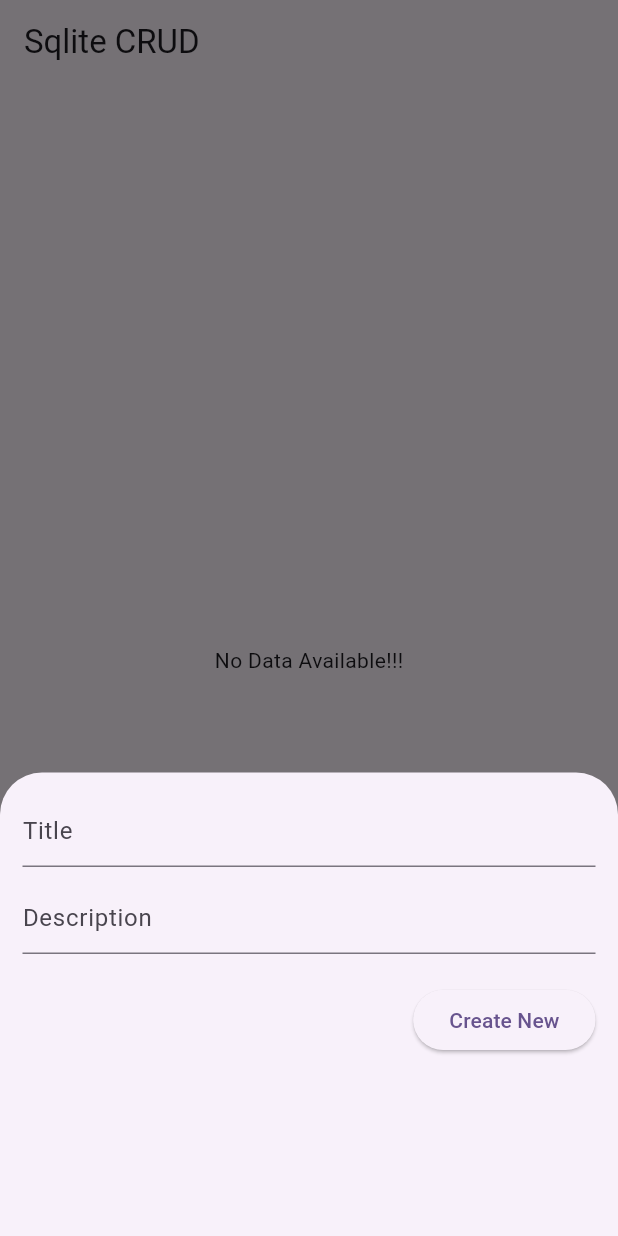
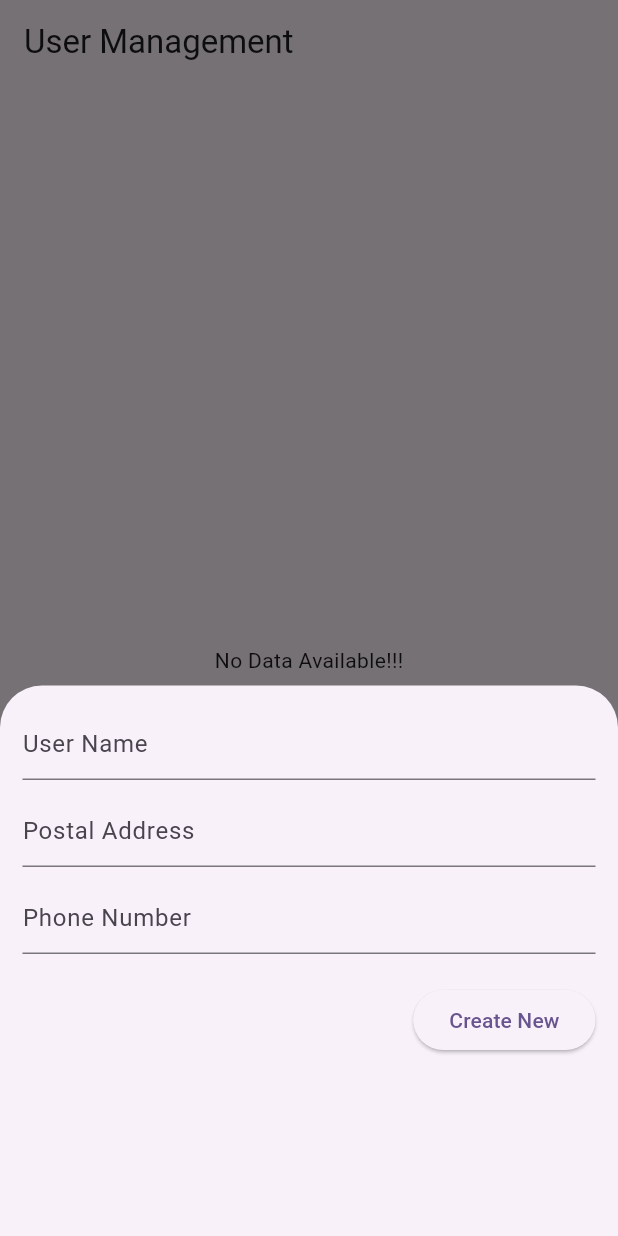
Before and after one commit to adityap333/NamasteJavascript, a Flutter app: the screen it shows after launch, after a tap on the "add" icon, on a phone screen of 412 x 824 dp. Run offline on Flutter 3.47's test engine with Material 2 defaults, Android fonts, the phone set to English and light mode, and no system bars; our stand-ins replace sqflite; accounts and stored records are empty.

Commit message:
added phone number

```diff
--- a/sqlitecrud/lib/database_helper.dart
+++ b/sqlitecrud/lib/database_helper.dart
@@ -5,19 +5,17 @@ class DatabaseHelper {
   static Future<void> createTables(sql.Database database) async {
     await database.execute("""CREATE TABLE items(
         id INTEGER PRIMARY KEY AUTOINCREMENT NOT NULL,
-        title TEXT,
-        description TEXT,
+        userName TEXT,
+        postalAddress TEXT,
+        phoneNumber TEXT,
         createdAt TIMESTAMP NOT NULL DEFAULT CURRENT_TIMESTAMP
       )
       """);
   }
-// id: the id of a item
-// title, description: name and description of your activity
-// created_at: the time that the item was created. It will be automatically handled by SQLite
 
   static Future<sql.Database> db() async {
     return sql.openDatabase(
-      'nabindhakal.db',
+      'userManagement_2.db',
       version: 1,
       onCreate: (sql.Database database, int version) async {
         await createTables(database);
@@ -26,10 +24,15 @@ class DatabaseHelper {
   }
 
   // Create new item
-  static Future<int> createItem(String? title, String? descrption) async {
+  static Future<int> createItem(
+      String? userName, String? postalAddress, String? phoneNumber) async {
     final db = await DatabaseHelper.db();
 
-    final data = {'title': title, 'description': descrption};
+    final data = {
+      'userName': userName,
+      'postalAddress': postalAddress,
+      'phoneNumber': phoneNumber
+    };
     final id = await db.insert('items', data,
         conflictAlgorithm: sql.ConflictAlgorithm.replace);
     return id;
@@ -49,13 +52,14 @@ class DatabaseHelper {
   }
 
   // Update an item by id
-  static Future<int> updateItem(
-      int id, String title, String? descrption) async {
+  static Future<int> updateItem(int id, String userName, String? postalAddress,
+      String? phoneNumber) async {
     final db = await DatabaseHelper.db();
 
     final data = {
-      'title': title,
-      'description': descrption,
+      'userName': userName,
+      'postalAddress': postalAddress,
+      'phoneNumber': phoneNumber,
       'createdAt': DateTime.now().toString()
     };
 
--- a/sqlitecrud/lib/homepage.dart
+++ b/sqlitecrud/lib/homepage.dart
@@ -28,8 +28,10 @@ class _HomePageState extends State<HomePage> {
     _refreshData(); // Loading the data when the app starts
   }
 
-  final TextEditingController _titleController = TextEditingController();
-  final TextEditingController _descriptionController = TextEditingController();
+  final TextEditingController _userNameController = TextEditingController();
+  final TextEditingController _postalAddressController =
+      TextEditingController();
+  final TextEditingController _phoneNumberController = TextEditingController();
 
   // This function will be triggered when the floating button is pressed
   // It will also be triggered when you want to update an item
@@ -38,8 +40,9 @@ class _HomePageState extends State<HomePage> {
       // id == null -> create new item
       // id != null -> update an existing item
       final existingData = myData.firstWhere((element) => element['id'] == id);
-      _titleController.text = existingData['title'];
-      _descriptionController.text = existingData['description'];
+      _userNameController.text = existingData['userName'];
+      _postalAddressController.text = existingData['postalAddress'];
+      _phoneNumberController.text = existingData['phoneNumber'];
     }
 
     showModalBottomSheet(
@@ -59,15 +62,23 @@ class _HomePageState extends State<HomePage> {
                 crossAxisAlignment: CrossAxisAlignment.end,
                 children: [
                   TextField(
-                    controller: _titleController,
-                    decoration: const InputDecoration(hintText: 'Title'),
+                    controller: _userNameController,
+                    decoration: const InputDecoration(hintText: 'User Name'),
                   ),
                   const SizedBox(
                     height: 10,
                   ),
                   TextField(
-                    controller: _descriptionController,
-                    decoration: const InputDecoration(hintText: 'Description'),
+                    controller: _postalAddressController,
+                    decoration:
+                        const InputDecoration(hintText: 'Postal Address'),
+                  ),
+                  const SizedBox(
+                    height: 10,
+                  ),
+                  TextField(
+                    controller: _phoneNumberController,
+                    decoration: const InputDecoration(hintText: 'Phone Number'),
                   ),
                   const SizedBox(
                     height: 20,
@@ -84,8 +95,9 @@ class _HomePageState extends State<HomePage> {
                       }
 
                       // Clear the text fields
-                      _titleController.text = '';
-                      _descriptionController.text = '';
+                      _userNameController.text = '';
+                      _postalAddressController.text = '';
+                      _phoneNumberController.text = '';
 
                       // Close the bottom sheet
                       Navigator.of(context).pop();
@@ -99,15 +111,15 @@ class _HomePageState extends State<HomePage> {
 
 // Insert a new data to the database
   Future<void> addItem() async {
-    await DatabaseHelper.createItem(
-        _titleController.text, _descriptionController.text);
+    await DatabaseHelper.createItem(_userNameController.text,
+        _postalAddressController.text, _phoneNumberController.text);
     _refreshData();
   }
 
   // Update an existing data
   Future<void> updateItem(int id) async {
-    await DatabaseHelper.updateItem(
-        id, _titleController.text, _descriptionController.text);
+    await DatabaseHelper.updateItem(id, _userNameController.text,
+        _postalAddressController.text, _phoneNumberController.text);
     _refreshData();
   }
 
@@ -123,7 +135,7 @@ class _HomePageState extends State<HomePage> {
   Widget build(BuildContext context) {
     return Scaffold(
       appBar: AppBar(
-        title: const Text('Sqlite CRUD'),
+        title: const Text('User Management'),
       ),
       body: _isLoading
           ? const Center(
@@ -137,8 +149,10 @@ class _HomePageState extends State<HomePage> {
                     color: index % 2 == 0 ? Colors.green : Colors.green[200],
                     margin: const EdgeInsets.all(15),
                     child: ListTile(
-                        title: Text(myData[index]['title']),
-                        subtitle: Text(myData[index]['description']),
+                        title: Text(myData[index]['userName']),
+                        subtitle: Text(myData[index]['postalAddress'] +
+                            ' : ' +
+                            (myData[index]['phoneNumber'])),
                         trailing: SizedBox(
                           width: 100,
                           child: Row(
--- a/sqlitecrud/lib/main.dart
+++ b/sqlitecrud/lib/main.dart
@@ -12,23 +12,8 @@ class MyApp extends StatelessWidget {
   @override
   Widget build(BuildContext context) {
     return MaterialApp(
-      title: 'Flutter Demo',
+      title: 'User Management',
       theme: ThemeData(
-        // This is the theme of your application.
-        //
-        // TRY THIS: Try running your application with "flutter run". You'll see
-        // the application has a blue toolbar. Then, without quitting the app,
-        // try changing the seedColor in the colorScheme below to Colors.green
-        // and then invoke "hot reload" (save your changes or press the "hot
-        // reload" button in a Flutter-supported IDE, or press "r" if you used
-        // the command line to start the app).
-        //
-        // Notice that the counter didn't reset back to zero; the application
-        // state is not lost during the reload. To reset the state, use hot
-        // restart instead.
-        //
-        // This works for code too, not just values: Most code changes can be
-        // tested with just a hot reload.
         colorScheme: ColorScheme.fromSeed(seedColor: Colors.deepPurple),
         useMaterial3: true,
       ),
@@ -36,91 +21,3 @@ class MyApp extends StatelessWidget {
     );
   }
 }
-
-// class MyHomePage extends StatefulWidget {
-//   const MyHomePage({super.key, required this.title});
-
-//   // This widget is the home page of your application. It is stateful, meaning
-//   // that it has a State object (defined below) that contains fields that affect
-//   // how it looks.
-
-//   // This class is the configuration for the state. It holds the values (in this
-//   // case the title) provided by the parent (in this case the App widget) and
-//   // used by the build method of the State. Fields in a Widget subclass are
-//   // always marked "final".
-
-//   final String title;
-
-//   @override
-//   State<MyHomePage> createState() => _MyHomePageState();
-// }
-
-// class _MyHomePageState extends State<MyHomePage> {
-//   int _counter = 0;
-
-//   void _incrementCounter() {
-//     setState(() {
-//       // This call to setState tells the Flutter framework that something has
-//       // changed in this State, which causes it to rerun the build method below
-//       // so that the display can reflect the updated values. If we changed
-//       // _counter without calling setState(), then the build method would not be
-//       // called again, and so nothing would appear to happen.
-//       _counter++;
-//     });
-//   }
-
-//   @override
-//   Widget build(BuildContext context) {
-//     // This method is rerun every time setState is called, for instance as done
-//     // by the _incrementCounter method above.
-//     //
-//     // The Flutter framework has been optimized to make rerunning build methods
-//     // fast, so that you can just rebuild anything that needs updating rather
-//     // than having to individually change instances of widgets.
-//     return Scaffold(
-//       appBar: AppBar(
-//         // TRY THIS: Try changing the color here to a specific color (to
-//         // Colors.amber, perhaps?) and trigger a hot reload to see the AppBar
-//         // change color while the other colors stay the same.
-//         backgroundColor: Theme.of(context).colorScheme.inversePrimary,
-//         // Here we take the value from the MyHomePage object that was created by
-//         // the App.build method, and use it to set our appbar title.
-//         title: Text(widget.title),
-//       ),
-//       body: Center(
-//         // Center is a layout widget. It takes a single child and positions it
-//         // in the middle of the parent.
-//         child: Column(
-//           // Column is also a layout widget. It takes a list of children and
-//           // arranges them vertically. By default, it sizes itself to fit its
-//           // children horizontally, and tries to be as tall as its parent.
-//           //
-//           // Column has various properties to control how it sizes itself and
-//           // how it positions its children. Here we use mainAxisAlignment to
-//           // center the children vertically; the main axis here is the vertical
-//           // axis because Columns are vertical (the cross axis would be
-//           // horizontal).
-//           //
-//           // TRY THIS: Invoke "debug painting" (choose the "Toggle Debug Paint"
-//           // action in the IDE, or press "p" in the console), to see the
-//           // wireframe for each widget.
-//           mainAxisAlignment: MainAxisAlignment.center,
-//           children: <Widget>[
-//             const Text(
-//               'You have pushed the button this many times:',
-//             ),
-//             Text(
-//               '$_counter',
-//               style: Theme.of(context).textTheme.headlineMedium,
-//             ),
-//           ],
-//         ),
-//       ),
-//       floatingActionButton: FloatingActionButton(
-//         onPressed: _incrementCounter,
-//         tooltip: 'Increment',
-//         child: const Icon(Icons.add),
-//       ), // This trailing comma makes auto-formatting nicer for build methods.
-//     );
-//   }
-// }
```
